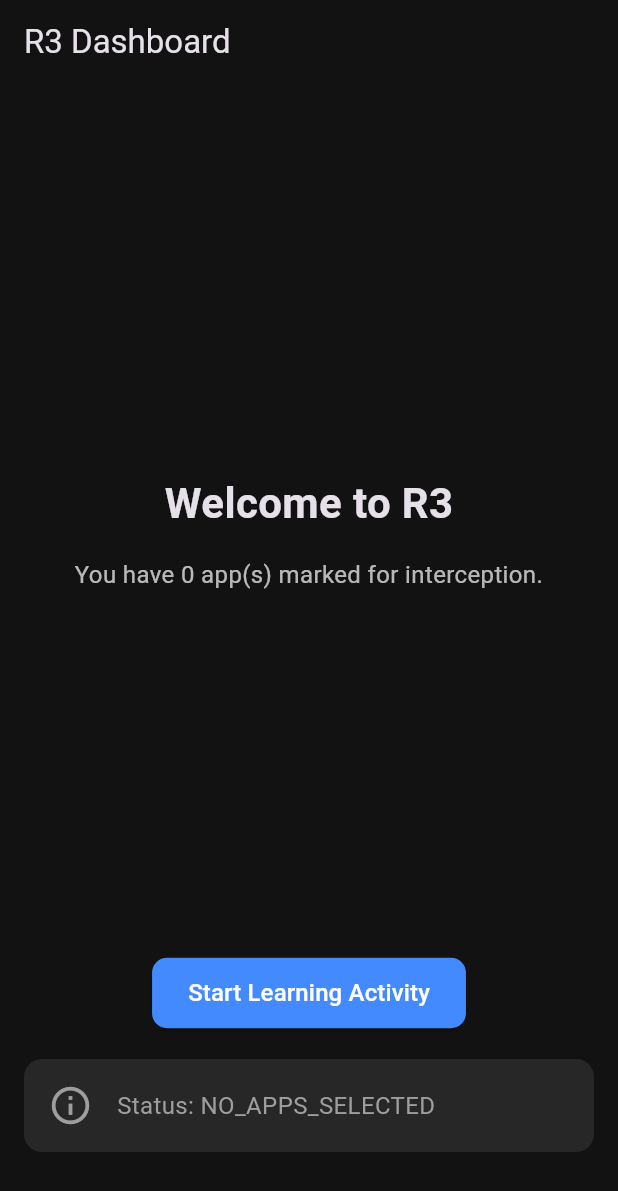
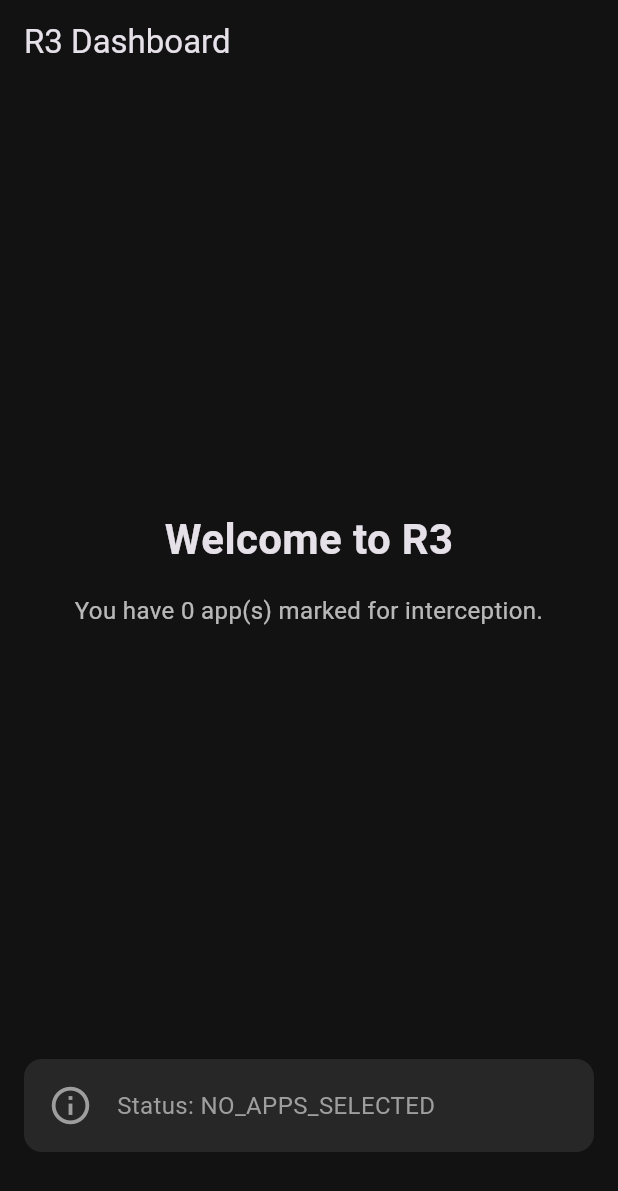
Before and after one commit to fizakhan90/R3, a Flutter app: the HomeScreen screen opened directly, on a phone screen of 412 x 824 dp. Shown: the top 1191 px of the screen. Run offline on Flutter 3.47's test engine with Material 3 defaults, Android fonts, the phone set to English and light mode, and no system bars; our stand-ins replace page_view_dot_indicator, permission_handler, shared_preferences; accounts and stored records are empty.

Commit message:
feat:overlay UI updated

```diff
--- a/lib/screens/home_screen.dart
+++ b/lib/screens/home_screen.dart
@@ -1,145 +1,8 @@
-// // lib/screens/home_screen.dart
-// import 'dart:async';
-// import 'package:flutter/material.dart';
-// import 'package:provider/provider.dart';
-// import 'package:r3/screens/disruption_hub_screen.dart';
-// import 'package:r3/services/app_state.dart';
-// import 'package:r3/services/usage_service.dart';
-
-// class HomeScreen extends StatefulWidget {
-//   const HomeScreen({super.key});
-
-//   @override
-//   _HomeScreenState createState() => _HomeScreenState();
-// }
-
-// class _HomeScreenState extends State<HomeScreen> {
-//   final UsageService _usageService = UsageService();
-//   StreamSubscription? _distractionSubscription;
-
-//   @override
-//   void initState() {
-//     super.initState();
-//     WidgetsBinding.instance.addPostFrameCallback((_) {
-//       final appState = Provider.of<AppState>(context, listen: false);
-//       appState.startMonitoringService(); // Start the process
-
-//       _distractionSubscription = _usageService.distractionStream.listen((packageName) {
-//         showDialog(
-//           context: context,
-//           barrierDismissible: false,
-//           builder: (context) => const DisruptionHubScreen(),
-//         ).then((_) {
-//           // After dialog closes, restart monitoring
-//           Provider.of<AppState>(context, listen: false).startMonitoringService();
-//         });
-//       });
-//     });
-//   }
-
-//   @override
-//   void dispose() {
-//     _distractionSubscription?.cancel();
-//     super.dispose();
-//   }
-
-//   // --- A HELPER WIDGET TO SHOW THE STATUS CLEARLY ---
-//   Widget _buildStatusWidget(String status) {
-//     String message;
-//     Color color;
-//     IconData icon;
-
-//     switch (status) {
-//       case "STARTED_SUCCESSFULLY":
-//         message = "Monitoring is active. R3 is working in the background.";
-//         color = Colors.green;
-//         icon = Icons.shield_outlined;
-//         break;
-//       case "PERMISSION_DENIED":
-//         message = "ACTION REQUIRED:\nPlease grant 'Usage Access' permission for R3 to work. Tap here to try opening settings again.";
-//         color = Colors.amber;
-//         icon = Icons.warning_amber_rounded;
-//         break;
-//       default:
-//         message = "Status: $status";
-//         color = Colors.grey;
-//         icon = Icons.info_outline;
-//     }
-
-//     return GestureDetector(
-//       onTap: () {
-//         // Let the user tap the message to try again if permission was denied
-//         if (status == "PERMISSION_DENIED") {
-//           Provider.of<AppState>(context, listen: false).startMonitoringService();
-//         }
-//       },
-//       child: Container(
-//         padding: const EdgeInsets.all(16),
-//         decoration: BoxDecoration(
-//           color: color.withOpacity(0.15),
-//           borderRadius: BorderRadius.circular(12),
-//         ),
-//         child: Row(
-//           children: [
-//             Icon(icon, color: color, size: 30),
-//             const SizedBox(width: 16),
-//             Expanded(
-//               child: Text(
-//                 message,
-//                 style: TextStyle(color: color, fontSize: 16),
-//               ),
-//             ),
-//           ],
-//         ),
-//       ),
-//     );
-//   }
-
-//   @override
-//   Widget build(BuildContext context) {
-//     return Consumer<AppState>(
-//       builder: (context, appState, child) {
-//         return Scaffold(
-//           appBar: AppBar(
-//             title: const Text("R3 Dashboard"),
-//             backgroundColor: Colors.transparent,
-//             elevation: 0,
-//           ),
-//           body: Padding(
-//             padding: const EdgeInsets.all(16.0),
-//             child: Column(
-//               mainAxisAlignment: MainAxisAlignment.center,
-//               children: [
-//                 const Spacer(),
-//                 const Text(
-//                   "Welcome to R3",
-//                   style: TextStyle(fontSize: 28, fontWeight: FontWeight.bold),
-//                 ),
-//                 const SizedBox(height: 16),
-//                 Text(
-//                   "You have ${appState.distractingApps.length} app(s) marked for interception.",
-//                   textAlign: TextAlign.center,
-//                   style: TextStyle(color: Colors.white.withOpacity(0.7), fontSize: 16),
-//                 ),
-//                 const Spacer(),
-
-//                 // --- THIS IS WHERE THE STATUS IS SHOWN ---
-//                 _buildStatusWidget(appState.monitoringStatus),
-
-//                 const SizedBox(height: 40),
-//               ],
-//             ),
-//           ),
-//         );
-//       },
-//     );
-//   }
-// }
 import 'dart:async';
 import 'package:flutter/material.dart';
 import 'package:provider/provider.dart';
 import 'package:r3/screens/disruption_hub_screen.dart';
-import 'package:r3/screens/learning_activity_screen.dart'; // ✅ Import your learning screen
+import 'package:r3/screens/learning_activity_screen.dart'; // ✅ Make sure this exists
 import 'package:r3/services/app_state.dart';
 import 'package:r3/services/usage_service.dart';
 
@@ -159,7 +22,7 @@ class _HomeScreenState extends State<HomeScreen> {
     super.initState();
     WidgetsBinding.instance.addPostFrameCallback((_) {
       final appState = Provider.of<AppState>(context, listen: false);
-      appState.startMonitoringService(); // Start the process
+      appState.startMonitoringService();
 
       _distractionSubscription =
           _usageService.distractionStream.listen((packageName) {
@@ -181,7 +44,6 @@ class _HomeScreenState extends State<HomeScreen> {
     super.dispose();
   }
 
-  // --- A HELPER WIDGET TO SHOW THE STATUS CLEARLY ---
   Widget _buildStatusWidget(String status) {
     String message;
     Color color;
@@ -207,7 +69,6 @@ class _HomeScreenState extends State<HomeScreen> {
 
     return GestureDetector(
       onTap: () {
-        // Let the user tap the message to try again if permission was denied
         if (status == "PERMISSION_DENIED") {
           Provider.of<AppState>(context, listen: false).startMonitoringService();
         }
@@ -264,35 +125,8 @@ class _HomeScreenState extends State<HomeScreen> {
                   ),
                 ),
                 const Spacer(),
-
-                // ✅ New Button to go to LearningActivityScreen
-                ElevatedButton(
-                  onPressed: () {
-                    Navigator.push(
-                      context,
-                      MaterialPageRoute(
-                        builder: (context) => const LearningActivityScreen(),
-                      ),
-                    );
-                  },
-                  style: ElevatedButton.styleFrom(
-                    backgroundColor: Colors.blueAccent,
-                    padding:
-                        const EdgeInsets.symmetric(horizontal: 24, vertical: 12),
-                    shape: RoundedRectangleBorder(
-                      borderRadius: BorderRadius.circular(10),
-                    ),
-                  ),
-                  child: const Text(
-                    'Start Learning Activity',
-                    style: TextStyle(fontSize: 16, color: Colors.white),
-                  ),
-                ),
                 const SizedBox(height: 20),
-
-                // --- Status Widget ---
                 _buildStatusWidget(appState.monitoringStatus),
-
                 const SizedBox(height: 40),
               ],
             ),
```
Also changed, not shown: 1 other file.
